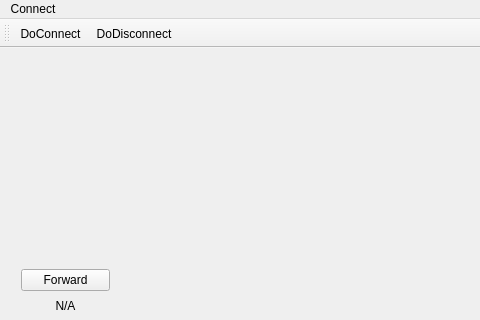
Before: the Qt Designer form mainwindow.ui in Skylli202/wifibot, drawn with Qt 5; both pictures show x 0 to 480 and y 0 to 320 of the 854 by 439 pixel window.
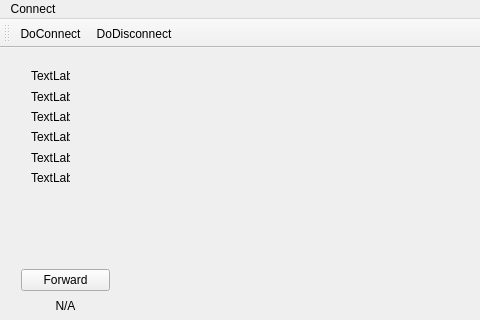
After: the same form once the commit is applied.

Patch:
```diff
--- a/mainwindow.ui
+++ b/mainwindow.ui
@@ -53,6 +53,60 @@
      </item>
     </layout>
    </widget>
+   <widget class="QWidget" name="">
+    <property name="geometry">
+     <rect>
+      <x>20</x>
+      <y>10</y>
+      <width>61</width>
+      <height>138</height>
+     </rect>
+    </property>
+    <layout class="QVBoxLayout" name="verticalLayout_2">
+     <item>
+      <widget class="QLabel" name="label_Version">
+       <property name="text">
+        <string>TextLabel</string>
+       </property>
+      </widget>
+     </item>
+     <item>
+      <widget class="QLabel" name="label_Battery">
+       <property name="text">
+        <string>TextLabel</string>
+       </property>
+      </widget>
+     </item>
+     <item>
+      <widget class="QLabel" name="label_leftSpeed">
+       <property name="text">
+        <string>TextLabel</string>
+       </property>
+      </widget>
+     </item>
+     <item>
+      <widget class="QLabel" name="label_rightSpeed">
+       <property name="text">
+        <string>TextLabel</string>
+       </property>
+      </widget>
+     </item>
+     <item>
+      <widget class="QLabel" name="label_leftOdometry">
+       <property name="text">
+        <string>TextLabel</string>
+       </property>
+      </widget>
+     </item>
+     <item>
+      <widget class="QLabel" name="label_rightOdometry">
+       <property name="text">
+        <string>TextLabel</string>
+       </property>
+      </widget>
+     </item>
+    </layout>
+   </widget>
   </widget>
   <widget class="QMenuBar" name="menuBar">
    <property name="geometry">
```
Left out of the diff: 2 changed lines with no effect on the pictures.
